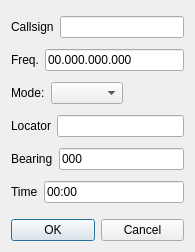
First picture: the form in mqt/MqtLogger/rigmemdialog.ui, repository zsteva/backup-minos2, before the edit.
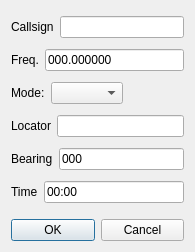
Second picture: the form after the edit.

What changed in the file:
```diff
--- a/mqt/MqtLogger/rigmemdialog.ui
+++ b/mqt/MqtLogger/rigmemdialog.ui
@@ -49,10 +49,10 @@
        <item>
         <widget class="QLineEdit" name="freqLineEdit">
          <property name="inputMask">
-          <string>99.999.999.999</string>
+          <string/>
          </property>
          <property name="text">
-          <string>00.000.000.000</string>
+          <string>000.000000</string>
          </property>
         </widget>
        </item>
```
